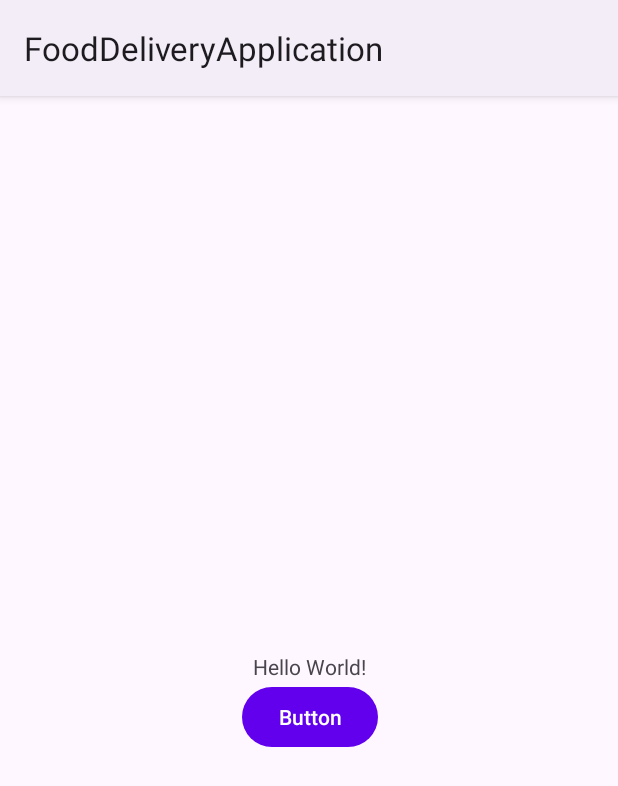
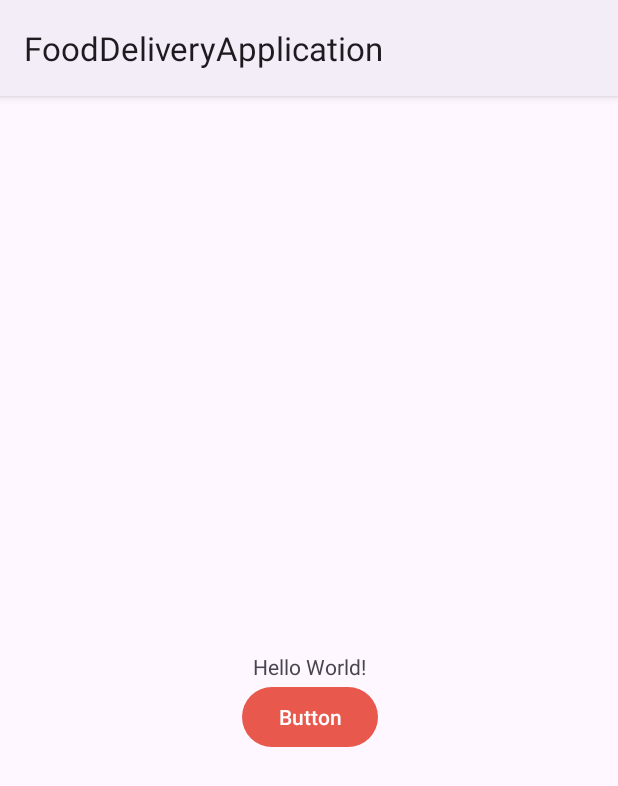
Before and after one commit to SonDangUIT1111/FoodDeliveryApplication, an Android app: the screen it shows after launch (MainActivity), on a phone screen of 412 x 824 dp. Shown: the top 786 px of the screen. Run offline under Robolectric (Android 15) with nearby library versions, the phone set to English and light mode, and no system bars.

Commit message:
ChangeDefaultColorTheme

```diff
--- a/app/src/main/res/values/themes.xml
+++ b/app/src/main/res/values/themes.xml
@@ -2,8 +2,8 @@
     <!-- Base application theme. -->
     <style name="Theme.FoodDeliveryApplication" parent="Theme.Material3.Light">
         <!-- Primary brand color. -->
-        <item name="colorPrimary">@color/purple_500</item>
-        <item name="colorPrimaryVariant">@color/purple_700</item>
+        <item name="colorPrimary">#E8584D</item>
+        <item name="colorPrimaryVariant">#FB7D74</item>
         <item name="colorOnPrimary">@color/white</item>
         <!-- Secondary brand color. -->
         <item name="colorSecondary">@color/teal_200</item>
```
